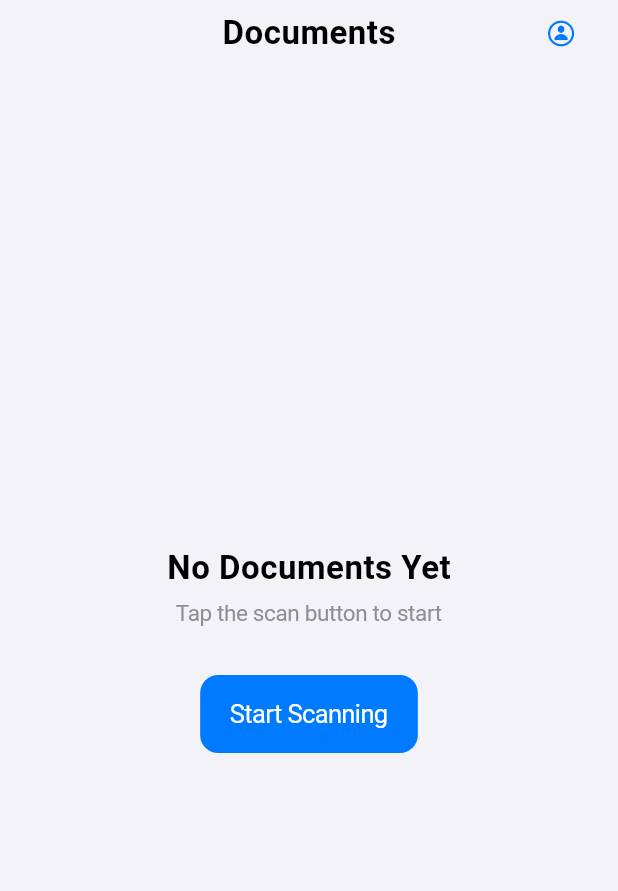
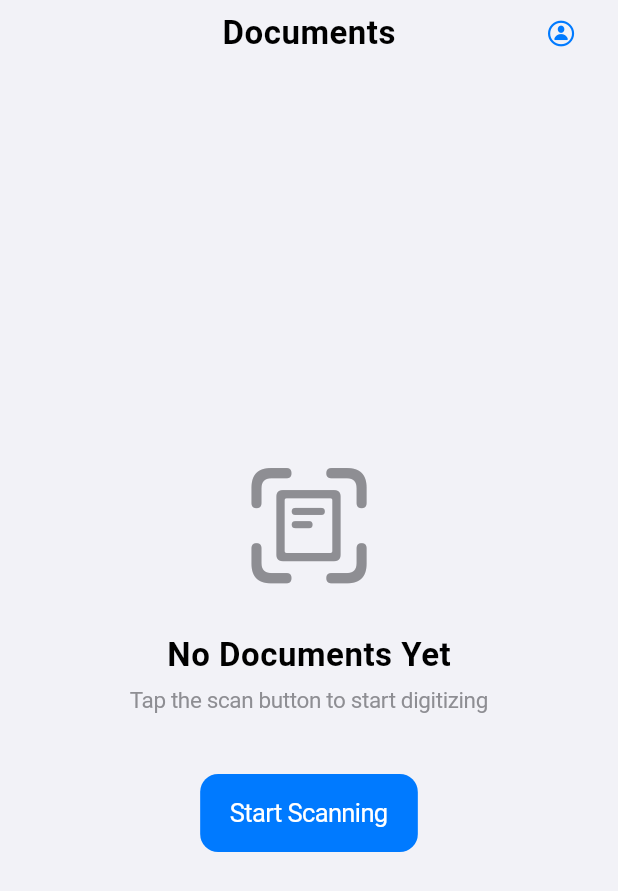
Before and after one commit to AmmrYsir/apt-doc-scanner, a Flutter app: the screen it shows after launch, on a phone screen of 412 x 824 dp. Shown: the top 891 px of the screen. Run offline on Flutter 3.47's test engine with Material 3 defaults, Android fonts, the phone set to English and light mode, and no system bars; our stand-ins replace flutter_riverpod, go_router; missing offline and left inert: flutter_doc_scanner.

Commit message:
feat: Implement document scanning functionality with `ScannerRepository`, `ScannerNotifier`, and UI integration in `HomeScreen`.

```diff
--- /dev/null
+++ b/lib/domain/repositories/scanner_repository.dart
@@ -0,0 +1,3 @@
+abstract class ScannerRepository {
+  Future<List<String>?> scan();
+}
--- a/lib/presentation/screens/home_screen.dart
+++ b/lib/presentation/screens/home_screen.dart
@@ -1,14 +1,19 @@
 import 'package:flutter/cupertino.dart';
+import 'package:flutter_riverpod/flutter_riverpod.dart';
 import '../widgets/app_scaffold.dart';
 import '../widgets/app_navigation_bar.dart';
 import '../theme/app_text_styles.dart';
+import '../theme/app_colors.dart';
+import '../providers/scanner_provider.dart';
 import 'package:go_router/go_router.dart';
 
-class HomeScreen extends StatelessWidget {
+class HomeScreen extends ConsumerWidget {
   const HomeScreen({super.key});
 
   @override
-  Widget build(BuildContext context) {
+  Widget build(BuildContext context, WidgetRef ref) {
+    final scannerState = ref.watch(scannerProvider);
+
     return AppScaffold(
       navigationBar: AppNavigationBar(
         title: 'Documents',
@@ -18,25 +23,71 @@ class HomeScreen extends StatelessWidget {
           onPressed: () => context.push('/profile'),
         ),
       ),
-      child: Center(
+      child: Stack(
+        children: [
+          _buildContent(context, ref),
+          if (scannerState.isScanning)
+            Container(
+              color: CupertinoColors.black.withValues(alpha: 0.3),
+              child: const Center(
+                child: CupertinoActivityIndicator(radius: 15),
+              ),
+            ),
+        ],
+      ),
+    );
+  }
+
+  Widget _buildContent(BuildContext context, WidgetRef ref) {
+    return Center(
       child: Column(
         mainAxisAlignment: MainAxisAlignment.center,
         children: [
-            const Text('No Documents Yet', style: AppTextStyles.titleMedium),
+          const Icon(
+            CupertinoIcons.doc_text_viewfinder,
+            size: 100,
+            color: AppColors.textSecondary,
+          ),
+          const SizedBox(height: 24),
+          const Text(
+            'No Documents Yet',
+            style: AppTextStyles.titleMedium,
+          ),
           const SizedBox(height: 8),
           const Text(
-              'Tap the scan button to start',
+            'Tap the scan button to start digitizing',
             style: AppTextStyles.bodyMedium,
           ),
-            const SizedBox(height: 32),
+          const SizedBox(height: 40),
           CupertinoButton.filled(
             child: const Text('Start Scanning'),
-              onPressed: () {
-                // TODO: Implement scanner
+            onPressed: () async {
+              final images =
+                  await ref.read(scannerProvider.notifier).scanDocument();
+              if (images != null && images.isNotEmpty) {
+                if (context.mounted) {
+                  _showScanSuccess(context, images.length);
+                }
+              }
             },
           ),
         ],
       ),
+    );
+  }
+
+  void _showScanSuccess(BuildContext context, int count) {
+    showCupertinoDialog(
+      context: context,
+      builder: (context) => CupertinoAlertDialog(
+        title: const Text('Scan Complete'),
+        content: Text('Successfully scanned $count pages.'),
+        actions: [
+          CupertinoDialogAction(
+            child: const Text('OK'),
+            onPressed: () => Navigator.pop(context),
+          ),
+        ],
       ),
     );
   }
```
Also changed, not shown: lib/data/repositories/scanner_repository_impl.dart (added, +20 -0 lines), lib/presentation/providers/scanner_provider.dart (added, +45 -0 lines), 1 other file. Lines whose indentation alone changed are shown as unchanged.
